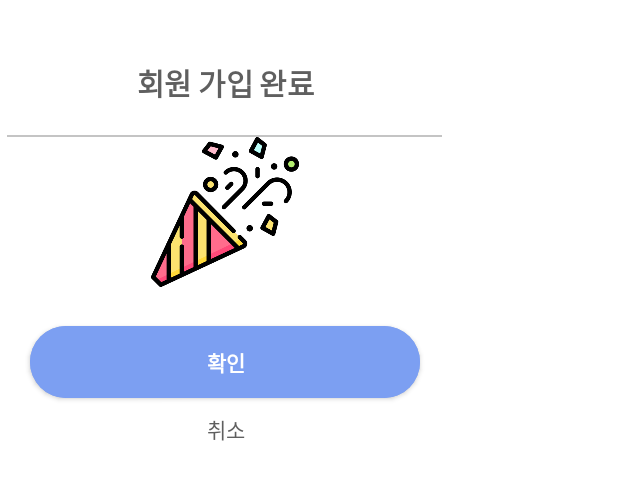
After one commit to MapoTenTeam/APP, an Android app: the layout popup_signup_complete.xml on its own in the app's theme, with its tools: preview values and no code run, on a phone screen of 412 x 824 dp. The commit adds this screen. Shown: the top 480 px of the screen. Run offline under Robolectric (Android 15) with nearby library versions, the phone set to English and light mode, and no system bars.

Commit message:
feat : signUp popup

```diff
--- a/MapoTen/app/src/main/java/com/mapo/mapoten/ui/fragment/Login_01_01.kt
+++ b/MapoTen/app/src/main/java/com/mapo/mapoten/ui/fragment/Login_01_01.kt
@@ -116,7 +116,7 @@ class Login_01_01 : Fragment() {
         dialog = Dialog(binding.root.context)
         with(dialog){
             requestWindowFeature(Window.FEATURE_NO_TITLE)
-            setContentView(R.layout.find_id_dialog)
+            setContentView(R.layout.popup_find_id_dialog)
             window?.setBackgroundDrawable(ColorDrawable(Color.TRANSPARENT))
             window!!.setLayout(WindowManager.LayoutParams.WRAP_CONTENT,WindowManager.LayoutParams.WRAP_CONTENT)
 
@@ -133,12 +133,11 @@ class Login_01_01 : Fragment() {
             setCancelable(true)
             show()
 
-
             val btnLogin: AppCompatButton = dialog.findViewById(R.id.btn_login)
             btnLogin.setOnClickListener {
                 //로그인 화면 띄우기
                 dismiss()
-                findNavController().navigate(R.id.action_login_01_01_to_login_01)
+                findNavController().navigate(R.id.action_login_02_01_to_login_01)
 
             }
             val btnCancel: TextView = dialog.findViewById(R.id.tv_cancel)
--- a/MapoTen/app/src/main/res/layout/find_id_dialog.xml
+++ b/MapoTen/app/src/main/res/layout/popup_find_id_dialog.xml
@@ -1,6 +1,6 @@
 <?xml version="1.0" encoding="utf-8"?>
 <LinearLayout xmlns:android="http://schemas.android.com/apk/res/android"
-    android:layout_width="360dp"
+    android:layout_width="@dimen/size_300"
     android:layout_height="@dimen/size_290"
     android:background="@drawable/popup_dialog_background"
     android:orientation="vertical">
--- /dev/null
+++ b/MapoTen/app/src/main/res/layout/popup_signup_complete.xml
@@ -0,0 +1,53 @@
+<?xml version="1.0" encoding="utf-8"?>
+<LinearLayout xmlns:android="http://schemas.android.com/apk/res/android"
+    xmlns:app="http://schemas.android.com/apk/res-auto"
+    android:layout_width="@dimen/size_300"
+    android:layout_height="@dimen/size_300"
+    android:orientation="vertical"
+    android:background="@drawable/popup_dialog_background">
+
+    <TextView
+        android:id="@+id/tv_findId"
+        style="@style/title_text20"
+        android:layout_width="match_parent"
+        android:layout_height="wrap_content"
+        android:gravity="center"
+        android:layout_marginTop="@dimen/margin_40"
+        android:text="@string/sign_up_complete" />
+
+
+    <View
+        android:layout_marginTop="@dimen/margin_20"
+        android:layout_gravity="center"
+        android:layout_width="@dimen/size_290"
+        android:layout_height="@dimen/size_1"
+        android:background="@color/text_lightGrey"/>
+
+
+    <ImageView
+        android:id="@+id/imageView2"
+        android:layout_gravity="center"
+        android:layout_width="100dp"
+        android:layout_height="100dp"
+        app:srcCompat="@drawable/signup_complete" />
+
+
+    <Button
+        style="@style/btnStyle"
+        android:id="@+id/btn_confirm"
+        android:layout_marginTop="@dimen/margin_20"
+        android:layout_width="match_parent"
+        android:layout_height="@dimen/size_60"
+        android:layout_marginStart="@dimen/margin_20"
+        android:layout_marginEnd="@dimen/margin_20"
+        android:text="@string/confirm" />
+
+    <TextView
+        android:id="@+id/tv_cancel"
+        android:gravity="center"
+        android:layout_width="match_parent"
+        android:layout_height="@dimen/size_30"
+        android:text="@string/cancel"
+        style="@style/tos_text14"/>
+
+</LinearLayout>
--- a/MapoTen/app/src/main/res/values/dimens.xml
+++ b/MapoTen/app/src/main/res/values/dimens.xml
@@ -63,5 +63,6 @@
     <dimen name="size_60">60dp</dimen>
     <dimen name="size_140">140dp</dimen>
     <dimen name="size_290">290dp</dimen>
+    <dimen name="size_300">300dp</dimen>
 
 </resources>
--- a/MapoTen/app/src/main/res/values/strings.xml
+++ b/MapoTen/app/src/main/res/values/strings.xml
@@ -5,9 +5,7 @@
 
     <!-- LOGIN -->
     <string name="login">로그인</string>
-    <string name="login_do">로그인 하기</string>
     <string name="auto_login">자동로그인</string>
-    <string name="id_e">ID</string>
     <string name="id">아이디*</string>
     <string name="passWord">비밀번호*</string>
     <string name="signUp_personal_e">이메일로 개인 회원가입</string>
@@ -17,9 +15,13 @@
     <string name="find_id_business">기업 아이디찾기</string>
     <string name="find_pwd">비밀번호 찾기</string>
     <string name="or">또는</string>
+
+    <!-- Find ID-->
+    <string name="id_e">ID</string>
     <string name="information_message">안내 메시지</string>
     <string name="information_match_id">입력한 정보와 일치하는 아이디입니다.</string>
     <string name="information_mismatch">입력된 회원정보가 존재하지 않습니다.\n 비회원일 경우 회원가입 후 이용해주세요.</string>
+    <string name="login_do">로그인 하기</string>
     <string name="cancel">취소</string>
 
 
@@ -27,6 +29,7 @@
     <string name="signUp_personal">개인 회원가입</string>
     <string name="signUp_business">기업 회원가입</string>
     <string name="sign_up_description">회원가입</string>
+    <string name="sign_up_complete">회원 가입 완료</string>
     <string name="double_check">중복확인</string>
     <string name="authentication_request">인증요청</string>
     <string name="confirm">확인</string>
```
Also changed, not shown: MapoTen/app/src/main/java/com/mapo/mapoten/service/UserService.kt (+1 -12 lines), MapoTen/app/src/main/java/com/mapo/mapoten/ui/fragment/FindIdDialogFragment.kt (+3 -5 lines), MapoTen/app/src/main/java/com/mapo/mapoten/ui/fragment/Login_01.kt (+14 -4 lines), MapoTen/app/src/main/java/com/mapo/mapoten/ui/fragment/Login_02_01.kt (+101 -72 lines), MapoTen/app/src/main/res/drawable/signup_complete.png (added).
